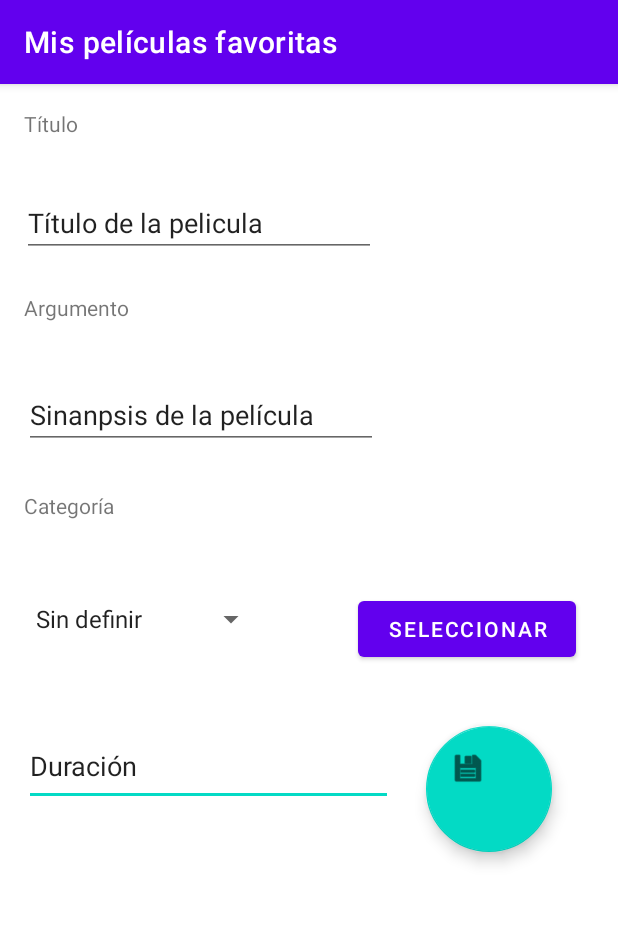
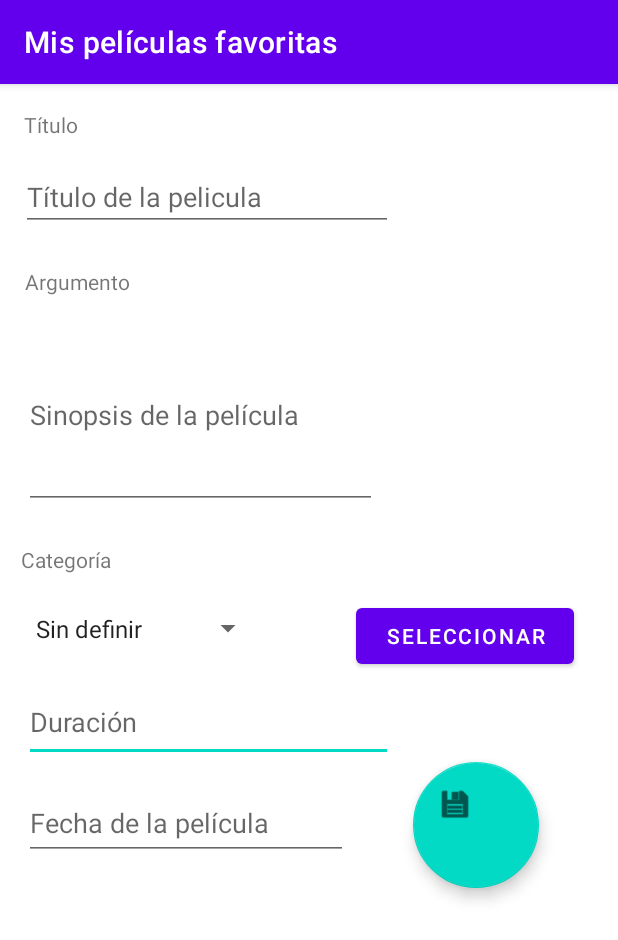
Before and after one commit to UO276213/favMovies, an Android app: the screen it shows after launch (MainActivity), on a phone screen of 412 x 824 dp. Shown: the top 940 px of the screen. Run offline under Robolectric (Android 15) with nearby library versions, the phone set to English and light mode, and no system bars.

```diff
--- a/app/src/main/java/es/uniovi/eii/favmovies/MainActivity.java
+++ b/app/src/main/java/es/uniovi/eii/favmovies/MainActivity.java
@@ -5,6 +5,7 @@ import androidx.appcompat.app.AppCompatActivity;
 import android.os.Bundle;
 import android.view.View;
 import android.widget.Button;
+import android.widget.EditText;
 import android.widget.ImageButton;
 import android.widget.Spinner;
 
@@ -12,6 +13,8 @@ import com.google.android.material.floatingactionbutton.FloatingActionButton;
 import com.google.android.material.snackbar.Snackbar;
 
 public class MainActivity extends AppCompatActivity {
+
+    String selectedCategory = "";
 
     @Override
     protected void onCreate(Bundle savedInstanceState) {
@@ -39,9 +42,11 @@ public class MainActivity extends AppCompatActivity {
             public void onClick(View view) {
                 Spinner spinner = findViewById(R.id.spinnerCategory);
                 Snackbar msgCreaCategory;
-                if (spinner.getSelectedItemPosition() == 0){
+                if (spinner.getSelectedItemPosition() == 0) {
+                    selectedCategory = "";
                     msgCreaCategory = Snackbar.make(findViewById(R.id.mainLayout), R.string.create_category_msg, Snackbar.LENGTH_LONG);
-                }else {
+                } else {
+                    selectedCategory = spinner.getSelectedItem().toString();
                     msgCreaCategory = Snackbar.make(findViewById(R.id.mainLayout), R.string.modify_category, Snackbar.LENGTH_LONG);
                 }
 
@@ -59,6 +64,33 @@ public class MainActivity extends AppCompatActivity {
     }
 
     private boolean validarCampos() {
+        EditText titleInput = (EditText) findViewById(R.id.titleTxtInput);
+        EditText synopsisInput = (EditText) findViewById(R.id.synopsisTxtInput);
+        EditText durationInput = (EditText) findViewById(R.id.durationTxtInput);
+        EditText dateInput = (EditText) findViewById(R.id.dateTxtInput);
+
+        if (titleInput.getText().toString().isEmpty()) {
+            Snackbar.make(findViewById(R.id.mainLayout), "Falta el título", Snackbar.LENGTH_LONG).show();
+            return false;
+        }
+        if (synopsisInput.getText().toString().isEmpty()) {
+            Snackbar.make(findViewById(R.id.mainLayout), "Falta la sinopsis", Snackbar.LENGTH_LONG).show();
+            return false;
+        }
+        if (selectedCategory.isEmpty()) {
+            Snackbar.make(findViewById(R.id.mainLayout), "Categoría sin especificar", Snackbar.LENGTH_LONG).show();
+            return false;
+        }
+        if (durationInput.getText().toString().isEmpty()) {
+            Snackbar.make(findViewById(R.id.mainLayout), "Falta la duración", Snackbar.LENGTH_LONG).show();
+            return false;
+        }
+        if (dateInput.getText().toString().isEmpty()) {
+            Snackbar.make(findViewById(R.id.mainLayout), "Falta la fecha", Snackbar.LENGTH_LONG).show();
+            return false;
+        }
+
+
         return true;
     }
 }
--- a/app/src/main/res/layout/activity_main.xml
+++ b/app/src/main/res/layout/activity_main.xml
@@ -11,26 +11,23 @@
         android:id="@+id/saveBtn"
         android:layout_width="84dp"
         android:layout_height="88dp"
-        android:layout_marginStart="12dp"
-        android:layout_marginTop="40dp"
-        android:contentDescription="TODO"
         android:text="@string/save_btn_text"
         app:layout_constraintBottom_toBottomOf="parent"
         app:layout_constraintEnd_toEndOf="parent"
-        app:layout_constraintHorizontal_bias="0.185"
-        app:layout_constraintStart_toEndOf="@+id/editTextTextPersonName3"
-        app:layout_constraintTop_toBottomOf="@+id/modifyBtnCategory"
+        app:layout_constraintHorizontal_bias="0.452"
+        app:layout_constraintStart_toEndOf="@+id/dateTxtInput"
+        app:layout_constraintTop_toBottomOf="@+id/durationTxtInput"
         app:layout_constraintVertical_bias="0.0"
         app:srcCompat="@android:drawable/ic_menu_save" />
 
     <EditText
-        android:id="@+id/editTextTextPersonName3"
+        android:id="@+id/durationTxtInput"
         android:layout_width="246dp"
         android:layout_height="53dp"
-        android:layout_marginTop="51dp"
+        android:layout_marginTop="16dp"
         android:ems="10"
+        android:hint="@string/duration_label"
         android:inputType="textPersonName"
-        android:text="@string/duration_label"
         app:layout_constraintBottom_toBottomOf="parent"
         app:layout_constraintEnd_toEndOf="parent"
         app:layout_constraintHorizontal_bias="0.096"
@@ -39,63 +36,65 @@
         app:layout_constraintVertical_bias="0.0" />
 
     <EditText
-        android:id="@+id/editTextTextPersonName5"
-        android:layout_width="163dp"
-        android:layout_height="53dp"
-        android:layout_marginTop="496dp"
+        android:id="@+id/dateTxtInput"
+        android:layout_width="216dp"
+        android:layout_height="49dp"
+        android:layout_marginTop="16dp"
         android:ems="10"
+        android:hint="@string/film_date"
         android:inputType="textPersonName"
-        android:text="@string/film_date"
+        app:layout_constraintBottom_toBottomOf="parent"
         app:layout_constraintEnd_toEndOf="parent"
-        app:layout_constraintHorizontal_bias="0.06"
+        app:layout_constraintHorizontal_bias="0.082"
         app:layout_constraintStart_toStartOf="parent"
-        app:layout_constraintTop_toBottomOf="@+id/editTextTextPersonName3" />
+        app:layout_constraintTop_toBottomOf="@+id/durationTxtInput"
+        app:layout_constraintVertical_bias="0.0" />
 
     <TextView
-        android:id="@+id/textView5"
-        android:layout_width="93dp"
-        android:layout_height="40dp"
-        android:layout_marginTop="16dp"
+        android:id="@+id/categoryLabel"
+        android:layout_width="83dp"
+        android:layout_height="20dp"
+        android:layout_marginTop="24dp"
         android:text="@string/category_label"
         app:layout_constraintBottom_toBottomOf="parent"
         app:layout_constraintEnd_toEndOf="parent"
-        app:layout_constraintHorizontal_bias="0.05"
+        app:layout_constraintHorizontal_bias="0.042"
         app:layout_constraintStart_toStartOf="parent"
-        app:layout_constraintTop_toBottomOf="@+id/editTextTextPersonName2"
-        app:layout_constraintVertical_bias="0.025" />
+        app:layout_constraintTop_toBottomOf="@+id/synopsisTxtInput"
+        app:layout_constraintVertical_bias="0.0" />
 
     <EditText
-        android:id="@+id/editTextTextPersonName2"
-        android:layout_width="236dp"
-        android:layout_height="40dp"
-        android:layout_marginTop="24dp"
+        android:id="@+id/synopsisTxtInput"
+        android:layout_width="235dp"
+        android:layout_height="125dp"
+        android:layout_marginTop="16dp"
         android:ems="10"
+        android:hint="@string/synopsis_placeholder"
         android:inputType="textPersonName"
-        android:text="@string/synopsis_placeholder"
         app:layout_constraintBottom_toBottomOf="parent"
         app:layout_constraintEnd_toEndOf="parent"
         app:layout_constraintHorizontal_bias="0.091"
         app:layout_constraintStart_toStartOf="parent"
-        app:layout_constraintTop_toBottomOf="@+id/textView4"
+        app:layout_constraintTop_toBottomOf="@+id/synopsisLabel"
         app:layout_constraintVertical_bias="0.0" />
 
     <TextView
-        android:id="@+id/textView4"
-        android:layout_width="93dp"
-        android:layout_height="40dp"
+        android:id="@+id/synopsisLabel"
+        android:layout_width="83dp"
+        android:layout_height="20dp"
         android:layout_marginTop="24dp"
         android:text="@string/synopsis_label"
         app:layout_constraintBottom_toBottomOf="parent"
         app:layout_constraintEnd_toEndOf="parent"
         app:layout_constraintHorizontal_bias="0.05"
         app:layout_constraintStart_toStartOf="parent"
-        app:layout_constraintTop_toBottomOf="@+id/editTextTextPersonName"
+        app:layout_constraintTop_toBottomOf="@+id/titleTxtInput"
         app:layout_constraintVertical_bias="0.0" />
 
     <TextView
-        android:id="@+id/textView2"
-        android:layout_width="93dp"
-        android:layout_height="40dp"
+        android:id="@+id/titleLebel"
+        android:layout_width="90dp"
+        android:layout_height="21dp"
         android:text="@string/title_label"
         app:layout_constraintBottom_toBottomOf="parent"
         app:layout_constraintEnd_toEndOf="parent"
@@ -105,43 +104,45 @@
         app:layout_constraintVertical_bias="0.023" />
 
     <EditText
-        android:id="@+id/editTextTextPersonName"
-        android:layout_width="236dp"
-        android:layout_height="40dp"
+        android:id="@+id/titleTxtInput"
+        android:layout_width="248dp"
+        android:layout_height="43dp"
         android:layout_marginTop="16dp"
         android:ems="10"
+        android:hint="@string/title_placeholder"
         android:inputType="textPersonName"
-        android:text="@string/title_placeholder"
         app:layout_constraintBottom_toBottomOf="parent"
         app:layout_constraintEnd_toEndOf="parent"
-        app:layout_constraintHorizontal_bias="0.085"
+        app:layout_constraintHorizontal_bias="0.087"
         app:layout_constraintStart_toStartOf="parent"
-        app:layout_constraintTop_toBottomOf="@+id/textView2"
-        app:layout_constraintVertical_bias="0.004" />
+        app:layout_constraintTop_toBottomOf="@+id/titleLebel"
+        app:layout_constraintVertical_bias="0.0" />
 
     <Spinner
         android:id="@+id/spinnerCategory"
-        android:layout_width="162dp"
-        android:layout_height="40dp"
+        android:layout_width="160dp"
+        android:layout_height="39dp"
         android:layout_marginTop="16dp"
         android:entries="@array/film_types_array"
         app:layout_constraintBottom_toBottomOf="parent"
         app:layout_constraintEnd_toEndOf="parent"
-        app:layout_constraintHorizontal_bias="0.064"
+        app:layout_constraintHorizontal_bias="0.063"
         app:layout_constraintStart_toStartOf="parent"
-        app:layout_constraintTop_toBottomOf="@+id/textView5"
-        app:layout_constraintVertical_bias="0.024" />
+        app:layout_constraintTop_toBottomOf="@+id/categoryLabel"
+        app:layout_constraintVertical_bias="0.0" />
 
     <Button
         android:id="@+id/modifyBtnCategory"
         android:layout_width="145dp"
         android:layout_height="49dp"
+        android:layout_marginStart="16dp"
+        android:layout_marginTop="16dp"
         android:text="@string/select_category_btn"
         app:layout_constraintBottom_toBottomOf="parent"
         app:layout_constraintEnd_toEndOf="parent"
-        app:layout_constraintHorizontal_bias="0.681"
+        app:layout_constraintHorizontal_bias="0.611"
         app:layout_constraintStart_toEndOf="@+id/spinnerCategory"
-        app:layout_constraintTop_toBottomOf="@+id/textView5"
-        app:layout_constraintVertical_bias="0.067" />
+        app:layout_constraintTop_toBottomOf="@+id/categoryLabel"
+        app:layout_constraintVertical_bias="0.0" />
 
 </androidx.constraintlayout.widget.ConstraintLayout>
--- a/app/src/main/res/values/strings.xml
+++ b/app/src/main/res/values/strings.xml
@@ -4,7 +4,7 @@
     <string name="title_label">Título</string>
     <string name="title_placeholder">Título de la pelicula</string>
     <string name="synopsis_label">Argumento</string>
-    <string name="synopsis_placeholder">Sinanpsis de la película</string>
+    <string name="synopsis_placeholder">Sinopsis de la película</string>
     <string name="category_label">Categoría</string>
     <string name="duration_label">Duración</string>
     <string name="save_btn_text">Guardar</string>
```
